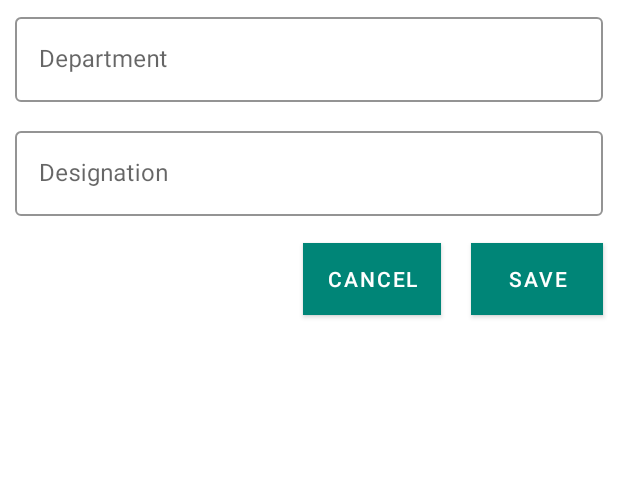
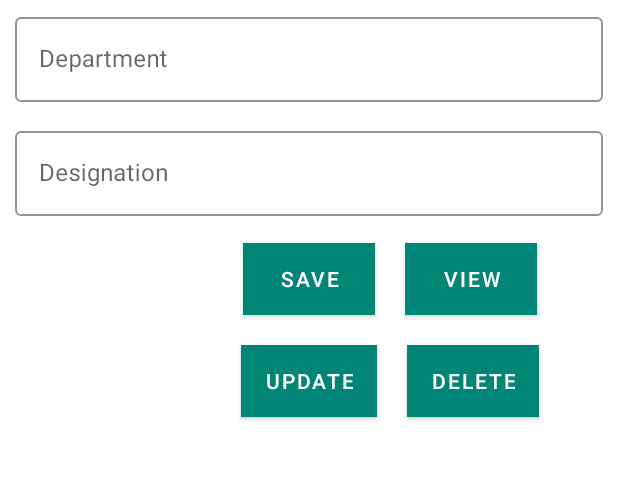
Before and after one commit to amidelu/Java-EmployeeSQL, an Android app: the screen it shows after launch (MainActivity), on a phone screen of 412 x 824 dp, the part 315-795 px from its top. Run offline under Robolectric (Android 15) with nearby library versions, the phone set to English and light mode, and no system bars.

Commit message:
view data from database complete

```diff
--- a/app/src/main/java/com/andro4everyone/employee/MainActivity.java
+++ b/app/src/main/java/com/andro4everyone/employee/MainActivity.java
@@ -1,7 +1,9 @@
 package com.andro4everyone.employee;
 
+import androidx.appcompat.app.AlertDialog;
 import androidx.appcompat.app.AppCompatActivity;
 
+import android.database.Cursor;
 import android.database.sqlite.SQLiteDatabase;
 import android.os.Bundle;
 import android.provider.ContactsContract;
@@ -12,7 +14,7 @@ import android.widget.Toast;
 
 public class MainActivity extends AppCompatActivity implements View.OnClickListener {
     EditText etName, etAge, etDepartment, etDesignation;
-    Button btnSave;
+    Button btnSave, btnView, btnUpdate, btnDelete;
 
     //Reference creation to our custom db class
     DatabaseHelper databaseHelper;
@@ -23,14 +25,22 @@ public class MainActivity extends AppCompatActivity implements View.OnClickListe
         setContentView(R.layout.activity_main);
 
         databaseHelper = new DatabaseHelper(this);
+        SQLiteDatabase sqLiteDatabase = databaseHelper.getWritableDatabase();
 
         etName = findViewById(R.id.etNameId);
         etAge = findViewById(R.id.etAgeId);
         etDepartment = findViewById(R.id.etDepartId);
         etDesignation = findViewById(R.id.etDesignId);
+
         btnSave = findViewById(R.id.btnSaveId);
+        btnView = findViewById(R.id.btnViewId);
+        btnUpdate = findViewById(R.id.btnUpdateId);
+        btnDelete = findViewById(R.id.btnDeleteId);
 
         btnSave.setOnClickListener(this);
+        btnView.setOnClickListener(this);
+        btnUpdate.setOnClickListener(this);
+        btnDelete.setOnClickListener(this);
     }
 
     @Override
@@ -52,5 +62,30 @@ public class MainActivity extends AppCompatActivity implements View.OnClickListe
             }
         }
 
+        if (view.getId()==R.id.btnViewId) {
+            Cursor cursor = databaseHelper.viewAllData();
+
+            if (cursor.getCount() == 0 ) {
+                viewData("Error", "Data Not Found");
+            }
+
+            StringBuilder stringBuilder = new StringBuilder();
+            while (cursor.moveToNext()) {
+                stringBuilder.append("ID: "+cursor.getString(0)+"\n")
+                        .append("Name: "+cursor.getString(1)+"\n")
+                        .append("Age: "+cursor.getString(2)+"\n")
+                        .append("Department: "+cursor.getString(3)+"\n")
+                        .append("Designation: "+cursor.getString(4)+"\n\n");
+            }
+            viewData("ResultSet", stringBuilder.toString());
+        }
+    }
+
+    public void viewData (String title, String data) {
+        AlertDialog.Builder builder = new AlertDialog.Builder(this);
+        builder.setTitle(title);
+        builder.setMessage(data);
+        builder.setCancelable(true);
+        builder.show();
     }
 }
--- a/app/src/main/res/layout/activity_main.xml
+++ b/app/src/main/res/layout/activity_main.xml
@@ -86,19 +86,41 @@
             android:layout_width="wrap_content"
             android:layout_height="wrap_content"
             android:text="@string/save"
-            android:layout_alignParentRight="true"
-            android:layout_alignParentEnd="true"
             android:layout_margin="10dp"
             android:background="@color/colorPrimaryDark"
+            android:layout_centerHorizontal="true"
             />
 
         <com.google.android.material.button.MaterialButton
-            android:id="@+id/btnCancelId"
+            android:id="@+id/btnViewId"
             android:layout_width="wrap_content"
             android:layout_height="wrap_content"
-            android:text="@string/cancel"
-            android:layout_toStartOf="@id/btnSaveId"
-            android:layout_toLeftOf="@id/btnSaveId"
+            android:text="@string/view"
+            android:layout_toRightOf="@id/btnSaveId"
+            android:layout_toEndOf="@id/btnSaveId"
+            android:layout_margin="10dp"
+            android:background="@color/alertColor"
+            />
+
+        <com.google.android.material.button.MaterialButton
+            android:id="@+id/btnUpdateId"
+            android:layout_width="wrap_content"
+            android:layout_height="wrap_content"
+            android:text="@string/update"
+            android:layout_below="@id/btnSaveId"
+            android:layout_margin="10dp"
+            android:background="@color/alertColor"
+            android:layout_centerHorizontal="true"
+            />
+
+        <com.google.android.material.button.MaterialButton
+            android:id="@+id/btnDeleteId"
+            android:layout_width="wrap_content"
+            android:layout_height="wrap_content"
+            android:text="@string/delete"
+            android:layout_toRightOf="@id/btnUpdateId"
+            android:layout_toEndOf="@id/btnUpdateId"
+            android:layout_below="@id/btnViewId"
             android:layout_margin="10dp"
             android:background="@color/alertColor"
             />
--- a/app/src/main/res/values/strings.xml
+++ b/app/src/main/res/values/strings.xml
@@ -7,4 +7,7 @@
     <string name="save">Save</string>
     <string name="title">Employee Database</string>
     <string name="cancel">Cancel</string>
+    <string name="view">View</string>
+    <string name="update">Update</string>
+    <string name="delete">Delete</string>
 </resources>
--- a/build.gradle
+++ b/build.gradle
@@ -7,7 +7,7 @@ buildscript {
 
     }
     dependencies {
-        classpath 'com.android.tools.build:gradle:3.4.1'
+        classpath 'com.android.tools.build:gradle:3.4.2'
 
         // NOTE: Do not place your application dependencies here; they belong
         // in the individual module build.gradle files
```
Also changed, not shown: app/src/main/java/com/andro4everyone/employee/DatabaseHelper.java (+12 -0 lines).
